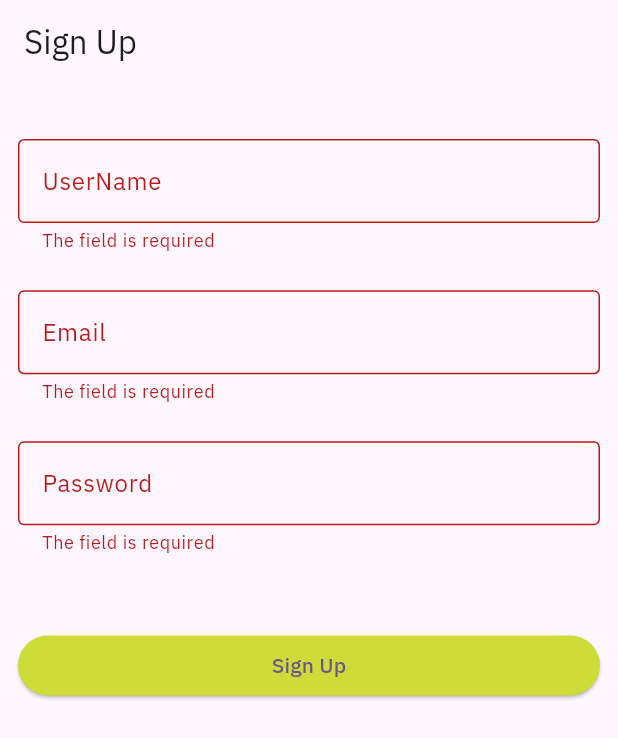
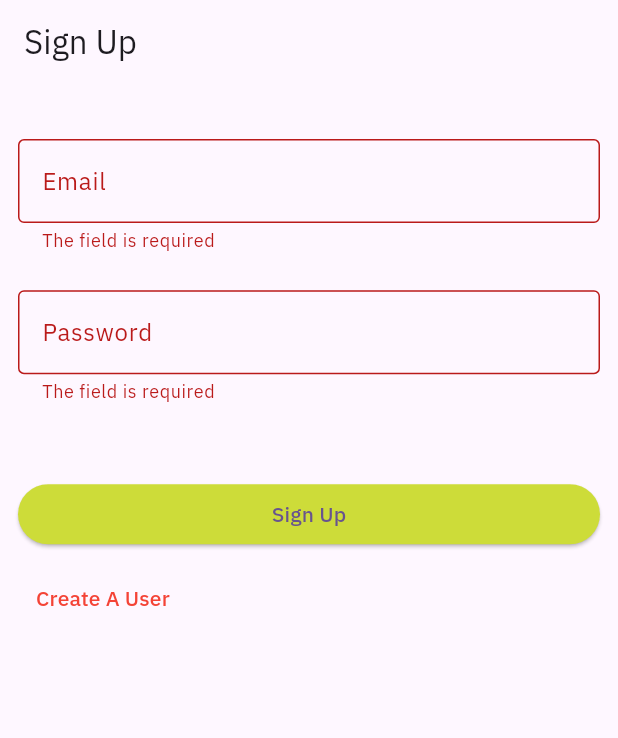
Before and after one commit to Muhammadjj/video_call_zego_cloud, a Flutter app: the screen it shows after launch, after a tap on "Sign Up", on a phone screen of 412 x 824 dp. Shown: the top 738 px of the screen. Run offline on Flutter 3.47's test engine with Material 3 defaults, Android fonts, the phone set to English and light mode, and no system bars; our stand-ins replace cloud_firestore, firebase_auth, firebase_core, form_validator, google_fonts; missing offline and left inert: zego_uikit_prebuilt_call; accounts and stored records are empty.

Commit message:
login sign in and firestore working

```diff
--- a/lib/Export/export.dart
+++ b/lib/Export/export.dart
@@ -1,3 +1,8 @@
 //! Main material App import .
 export "package:flutter/material.dart";
+//! import google fonts library .
 export 'package:google_fonts/google_fonts.dart';
+//! import form_validator library .
+export 'package:form_validator/form_validator.dart';
+//! Home Page Screen
+export 'package:video_call_zego_cloud/Screens/Home_Page.dart/home_page_main.dart';
--- a/lib/Screens/Auth/Login_Page/login_page_main.dart
+++ b/lib/Screens/Auth/Login_Page/login_page_main.dart
@@ -0,0 +1,138 @@
+import 'dart:developer';
+import 'package:cloud_firestore/cloud_firestore.dart';
+import 'package:firebase_auth/firebase_auth.dart';
+import 'package:video_call_zego_cloud/Screens/Auth/Sign_Up_Page/sign_up_page.dart';
+import '../../../Components/Widgets/custom_size_box.dart';
+import '../../../Export/export.dart';
+
+class LoginPage extends StatefulWidget {
+  const LoginPage({super.key});
+
+  @override
+  State<LoginPage> createState() => _LoginPageState();
+}
+
+class _LoginPageState extends State<LoginPage> {
+  // Global Key .
+  final formKey = GlobalKey<FormState>();
+  // Firebase Section
+  FirebaseAuth auth = FirebaseAuth.instance;
+  FirebaseFirestore firestore = FirebaseFirestore.instance;
+
+  // TextEditingController
+  TextEditingController email = TextEditingController();
+  TextEditingController password = TextEditingController();
+
+  //Size .
+  Size? size;
+
+  @override
+  void initState() {
+    super.initState();
+    email = TextEditingController();
+    password = TextEditingController();
+  }
+
+  @override
+  void dispose() {
+    super.dispose();
+    email.dispose();
+    password.dispose();
+  }
+
+  @override
+  Widget build(BuildContext context) {
+    size = MediaQuery.sizeOf(context);
+    return GestureDetector(
+      onTap: () => FocusScope.of(context).unfocus(),
+      child: Scaffold(
+          // app Bar
+          appBar: AppBar(
+            title: const Text("Sign Up"),
+          ),
+          // ! Validation Form .
+          body: Form(
+            key: formKey,
+            child: ListView(
+              padding: const EdgeInsets.all(12.0),
+              children: [
+                const CustomSizedBox(heightRatio: 0.03),
+                // Email Text Field .
+                TextFormField(
+                  controller: email,
+                  validator: ValidationBuilder().email().maxLength(50).build(),
+                  decoration: const InputDecoration(
+                    label: Text("Email"),
+                    border: OutlineInputBorder(),
+                  ),
+                ),
+                const CustomSizedBox(heightRatio: 0.03),
+                // Password TextField .
+                TextFormField(
+                  controller: password,
+                  validator:
+                      ValidationBuilder().minLength(6).maxLength(50).build(),
+                  decoration: const InputDecoration(
+                      label: Text("Password"), border: OutlineInputBorder()),
+                ),
+                const CustomSizedBox(heightRatio: 0.06),
+
+                //! Button Sections
+                ElevatedButton(
+                    onPressed: () {
+                      if (formKey.currentState!.validate()) {
+                        try {
+                          auth
+                              .signInWithEmailAndPassword(
+                                  email: email.text.toString(),
+                                  password: password.text.toString())
+                              .then((value) {
+                            log("Successfully");
+                            // Clear this fields
+                            email.clear();
+                            password.clear();
+                            Navigator.pushReplacement(
+                                context,
+                                MaterialPageRoute(
+                                  builder: (context) => const HomePage(),
+                                ));
+                          });
+                        } on FirebaseAuthException catch (e) {
+                          if (e.code == 'weak-password') {
+                            log('The password provided is Weak.');
+                          } else if (e.code == 'user-not-found') {
+                            log('Not User found.');
+                          }
+                        } catch (error) {
+                          log("$error");
+                        }
+                      }
+                    },
+                    style: const ButtonStyle(
+                        backgroundColor: MaterialStatePropertyAll(Colors.lime)),
+                    child: const Text("Sign Up")),
+                // ! Sign Up Text
+                const CustomSizedBox(heightRatio: 0.01),
+                Row(children: [
+                  TextButton(
+                    onPressed: () {
+                      Navigator.pushReplacement(
+                          context,
+                          MaterialPageRoute(
+                            builder: (context) => const SignUpPage(),
+                          ));
+                    },
+                    child: const Text(
+                      "Create A User",
+                      overflow: TextOverflow.ellipsis,
+                      maxLines: 1,
+                      style: TextStyle(color: Colors.red),
+                    ),
+                  ),
+                ])
+              ],
+            ),
+          )),
+    );
+  }
+}
--- a/lib/main.dart
+++ b/lib/main.dart
@@ -1,6 +1,7 @@
+import 'package:firebase_auth/firebase_auth.dart';
 import 'package:flutter/services.dart';
 import 'package:video_call_zego_cloud/Components/Widgets/call_theme.dart';
-import 'package:video_call_zego_cloud/Screens/Auth/Sign_Up_Page/sign_up_page.dart';
+import 'package:video_call_zego_cloud/Screens/Auth/Login_Page/login_page_main.dart';
 import 'package:firebase_core/firebase_core.dart';
 import 'Export/export.dart';
 import 'firebase_options.dart';
@@ -16,16 +17,22 @@ void main() async {
   runApp(const VideoCallChatApp());
 }
 
-class VideoCallChatApp extends StatelessWidget {
+class VideoCallChatApp extends StatefulWidget {
   const VideoCallChatApp({super.key});
 
+  @override
+  State<VideoCallChatApp> createState() => _VideoCallChatAppState();
+}
+
+class _VideoCallChatAppState extends State<VideoCallChatApp> {
+  FirebaseAuth auth = FirebaseAuth.instance;
   @override
   Widget build(BuildContext context) {
     return MaterialApp(
       debugShowCheckedModeBanner: false,
       title: 'Video Call Chat App',
       theme: ZEGOCloudTheme.zegoCloudTheme,
-      home: const SignUpPage(),
+      home: auth.currentUser == null ? const LoginPage() : const HomePage(),
     );
   }
 }
```
Also changed, not shown: lib/Screens/Auth/Sign_Up_Page/sign_up_page.dart (+49 -9 lines), lib/Screens/Home_Page.dart/home_page_main.dart (+42 -0 lines), lib/Screens/Search_Page/search_page.dart (added, +15 -0 lines).
